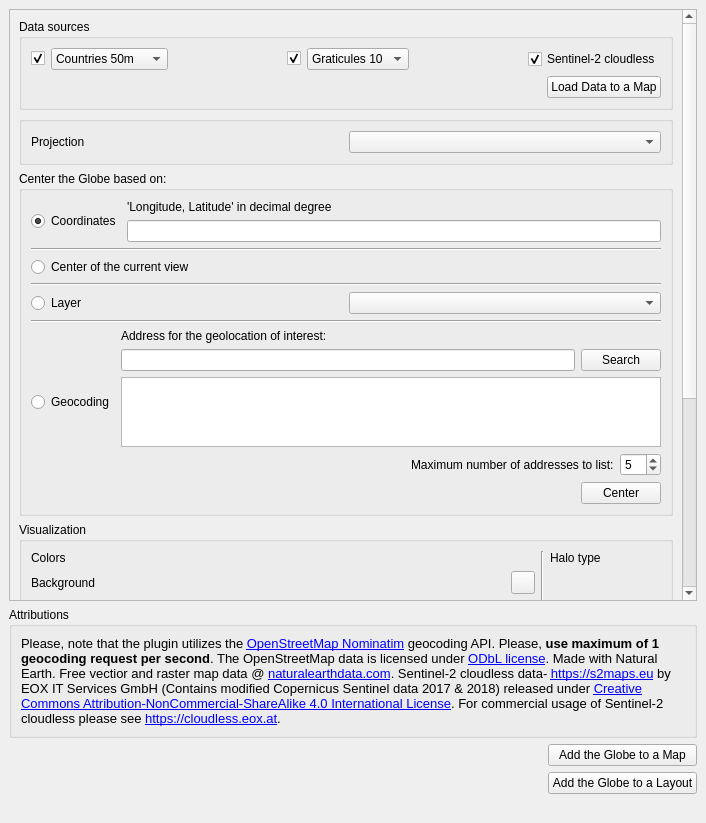
Above: GlobeBuilder/resources/ui/globe_builder_dockwidget_base.ui from GispoCoding/GlobeBuilder before the change. Below: the same form after it.
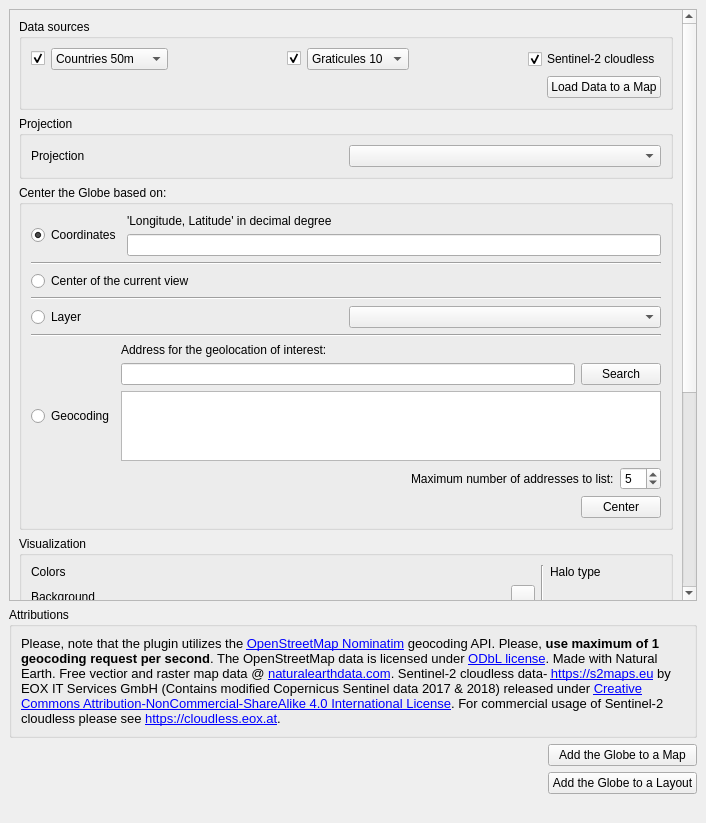
That is the form after the change. Custom widgets are drawn as their Qt base class.

Commit message: Add projection header

```diff
--- a/GlobeBuilder/resources/ui/globe_builder_dockwidget_base.ui
+++ b/GlobeBuilder/resources/ui/globe_builder_dockwidget_base.ui
@@ -34,7 +34,7 @@
            <x>0</x>
            <y>0</y>
            <width>670</width>
-           <height>984</height>
+           <height>904</height>
           </rect>
          </property>
          <layout class="QVBoxLayout" name="verticalLayout_10">
@@ -187,6 +187,9 @@
           </item>
           <item>
            <widget class="QgsCollapsibleGroupBox" name="mGroupBox_5">
+            <property name="title">
+             <string>Projection</string>
+            </property>
             <layout class="QHBoxLayout" name="horizontalLayout_17">
              <item>
               <widget class="QLabel" name="label_14">
```
